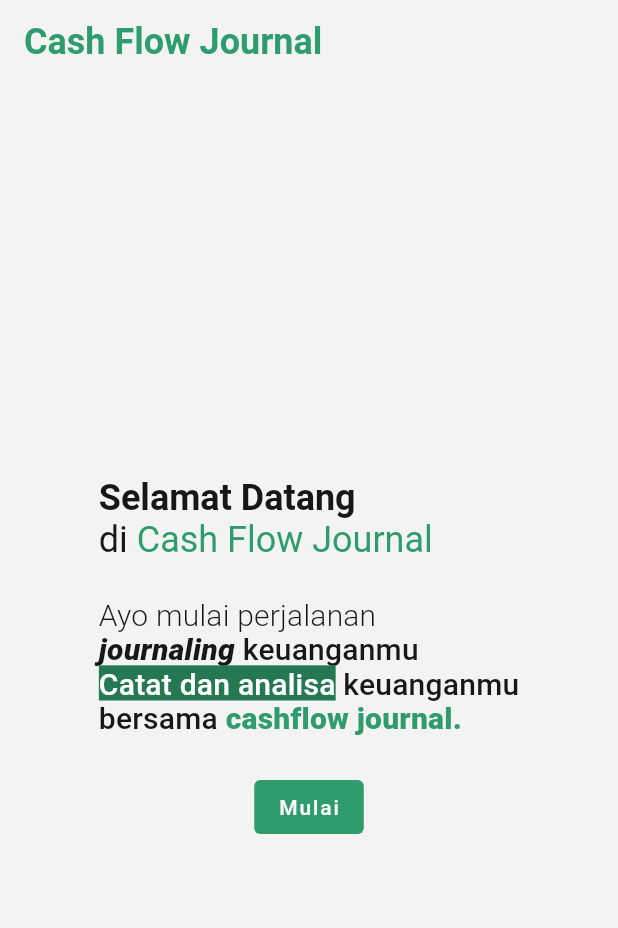
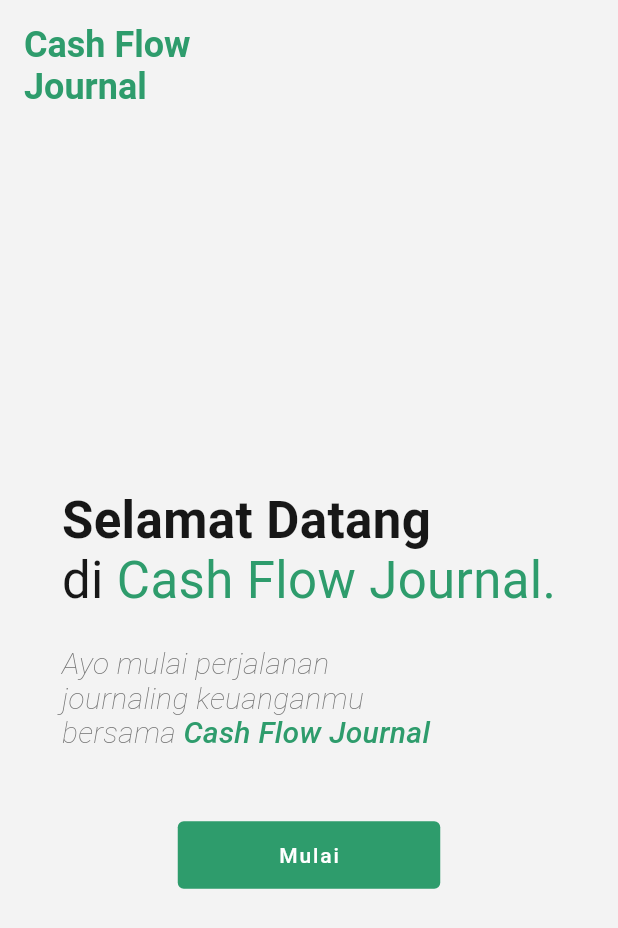
Before and after one commit to IWayanSugiana/cash_flow_journal, a Flutter app: the screen it shows after launch, on a phone screen of 412 x 824 dp. Shown: the top 928 px of the screen. Run offline on Flutter 3.47's test engine with Material 2 defaults, Android fonts, the phone set to English and light mode, and no system bars; our stand-ins replace animate_do, google_fonts; missing offline and left inert: dart:html.

Commit message:
modify welcome page and add authentication page

```diff
--- a/lib/interface/welcome_page.dart
+++ b/lib/interface/welcome_page.dart
@@ -1,5 +1,7 @@
+import 'package:animate_do/animate_do.dart';
 import 'package:cash_flow_journal/constant/colors.dart';
 import 'package:cash_flow_journal/constant/text_style.dart';
+import 'package:cash_flow_journal/interface/auth_page.dart';
 import 'package:flutter/material.dart';
 
 class WelcomePage extends StatelessWidget {
@@ -8,22 +10,13 @@ class WelcomePage extends StatelessWidget {
 
   @override
   Widget build(BuildContext context) {
+    Size size = MediaQuery.of(context).size;
     return Scaffold(
-      appBar: AppBar(
-        elevation: 0,
-        backgroundColor: backgroundColor,
-        title: Padding(
-          padding: const EdgeInsets.symmetric(vertical: 16.0),
-          child: Text(
-            "Cash Flow Journal",
-            style: textTheme.headline5
-                ?.apply(color: primaryColor, fontWeightDelta: 3),
-          ),
-        ),
-      ),
-      body: Center(
-        child: Container(
-          color: backgroundColor,
+      body: Column(
+        crossAxisAlignment: CrossAxisAlignment.start,
+        children: [
+          const AppTitle(),
+          Expanded(
             child: Column(
               mainAxisAlignment: MainAxisAlignment.center,
               crossAxisAlignment: CrossAxisAlignment.start,
@@ -32,18 +25,34 @@ class WelcomePage extends StatelessWidget {
                   child: Column(
                     mainAxisAlignment: MainAxisAlignment.center,
                     crossAxisAlignment: CrossAxisAlignment.start,
-                  children: const [
-                    Greeting(),
-                    Padding(
-                      padding: EdgeInsets.symmetric(vertical: 24.0),
+                    children: [
+                      SlideInRight(
+                        child: const Greeting(),
+                        from: size.width + 10,
+                        delay: const Duration(seconds: 1),
+                        duration: const Duration(seconds: 2),
+                      ),
+                      SlideInRight(
+                        child: const Padding(
+                          padding: EdgeInsets.only(top: 24.0, bottom: 48),
                           child: Message(),
+                        ),
+                        from: size.width + 10,
+                        delay: const Duration(seconds: 2),
+                        duration: const Duration(seconds: 2),
                       ),
                     ],
                   ),
                 ),
-              Center(
+                FadeIn(
+                  child: Center(
+                    child: SizedBox(
+                      width: 175,
+                      height: 45,
                       child: ElevatedButton(
-                  onPressed: () {},
+                        onPressed: () {
+                          Navigator.pushNamed(context, AuthPage.routeName);
+                        },
                         child: Text(
                           'Mulai',
                           style: textTheme.button,
@@ -54,9 +63,35 @@ class WelcomePage extends StatelessWidget {
                           elevation: 0,
                         ),
                       ),
+                    ),
+                  ),
+                  delay: const Duration(seconds: 4),
+                  duration: const Duration(seconds: 2),
                 )
               ],
             ),
+          ),
+        ],
+      ),
+    );
+  }
+}
+
+class AppTitle extends StatelessWidget {
+  const AppTitle({
+    Key? key,
+  }) : super(key: key);
+
+  @override
+  Widget build(BuildContext context) {
+    return SizedBox(
+      height: 95,
+      child: Padding(
+        padding: const EdgeInsets.all(16.0),
+        child: Text(
+          'Cash Flow\nJournal',
+          style: textTheme.headline5
+              ?.copyWith(fontWeight: FontWeight.w700, color: primaryColor),
         ),
       ),
     );
@@ -72,54 +107,21 @@ class Message extends StatelessWidget {
   Widget build(BuildContext context) {
     return RichText(
       text: TextSpan(
-        text: 'Ayo mulai perjalanan\n',
-        style: textTheme.headline6?.apply(
-          color: onBackgroundColor,
-          fontWeightDelta: -2,
+          text: 'Ayo mulai perjalanan\njournaling keuanganmu\nbersama ',
+          style: textTheme.headline6?.copyWith(
+            fontWeight: FontWeight.w200,
+            color: const Color.fromRGBO(116, 116, 116, 1),
+            fontStyle: FontStyle.italic,
           ),
           children: <TextSpan>[
             TextSpan(
-            text: 'journaling ',
+              text: 'Cash Flow Journal',
               style: textTheme.headline6?.apply(
-              color: onBackgroundColor,
+                color: primaryColor,
                 fontStyle: FontStyle.italic,
-              fontWeightDelta: 3,
               ),
             ),
-          TextSpan(
-            text: 'keuanganmu\n',
-            style: textTheme.headline6?.apply(
-              color: onBackgroundColor,
-            ),
-          ),
-          TextSpan(
-            text: 'Catat dan analisa',
-            style: textTheme.headline6?.apply(
-              backgroundColor: primaryVariantColor,
-              color: onPrimaryVariantColor,
-            ),
-          ),
-          TextSpan(
-            text: ' keuanganmu\n',
-            style: textTheme.headline6?.apply(
-              color: onBackgroundColor,
-            ),
-          ),
-          TextSpan(
-            text: 'bersama ',
-            style: textTheme.headline6?.apply(
-              color: onBackgroundColor,
-            ),
-          ),
-          TextSpan(
-            text: 'cashflow journal. ',
-            style: textTheme.headline6?.apply(
-              color: primaryColor,
-              fontWeightDelta: 3,
-            ),
-          ),
-        ],
-      ),
+          ]),
     );
   }
 }
@@ -134,18 +136,18 @@ class Greeting extends StatelessWidget {
     return RichText(
       text: TextSpan(
         text: 'Selamat Datang',
-        style: textTheme.headline5
+        style: textTheme.headline4
             ?.apply(color: onBackgroundColor, fontWeightDelta: 3),
         children: <TextSpan>[
           TextSpan(
             text: '\ndi ',
-            style: textTheme.headline5?.apply(
+            style: textTheme.headline4?.apply(
               color: onBackgroundColor,
             ),
           ),
           TextSpan(
-            text: 'Cash Flow Journal',
-            style: textTheme.headline5?.apply(
+            text: 'Cash Flow Journal.',
+            style: textTheme.headline4?.apply(
               color: primaryColor,
             ),
           ),
--- a/lib/main.dart
+++ b/lib/main.dart
@@ -12,7 +12,7 @@ class MyApp extends StatelessWidget {
   Widget build(BuildContext context) {
     return MaterialApp(
       title: 'Cash Flow Journal',
-      theme: ThemeData(backgroundColor: primaryColor),
+      theme: ThemeData(scaffoldBackgroundColor: backgroundColor),
       initialRoute: WelcomePage.routeName,
       routes: {
         WelcomePage.routeName: (context) => const WelcomePage(),
--- a/pubspec.yaml
+++ b/pubspec.yaml
@@ -35,6 +35,7 @@ dependencies:
   # Use with the CupertinoIcons class for iOS style icons.
   cupertino_icons: ^1.0.2
   google_fonts: ^2.1.0
+  animate_do: ^2.0.0
 
 dev_dependencies:
   flutter_test:
```
Also changed, not shown: lib/interface/auth_page.dart (+73 -1 lines), pubspec.lock. Lines whose indentation alone changed are shown as unchanged.
